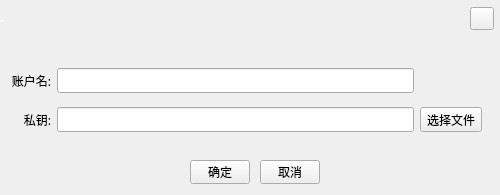
HcashOrg/HX-IDE, file ChainIDE/custom/ImportDialogHX.ui: the form before one commit.
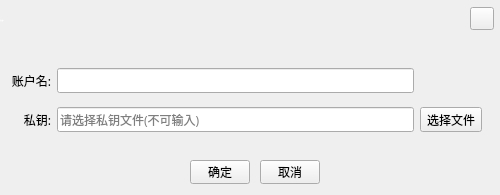
The form after the commit.

Patch:
```diff
--- a/ChainIDE/custom/ImportDialogHX.ui
+++ b/ChainIDE/custom/ImportDialogHX.ui
@@ -201,6 +201,9 @@
       <property name="readOnly">
        <bool>false</bool>
       </property>
+      <property name="placeholderText">
+       <string>请选择私钥文件(不可输入)</string>
+      </property>
      </widget>
     </item>
     <item row="1" column="2">
```
